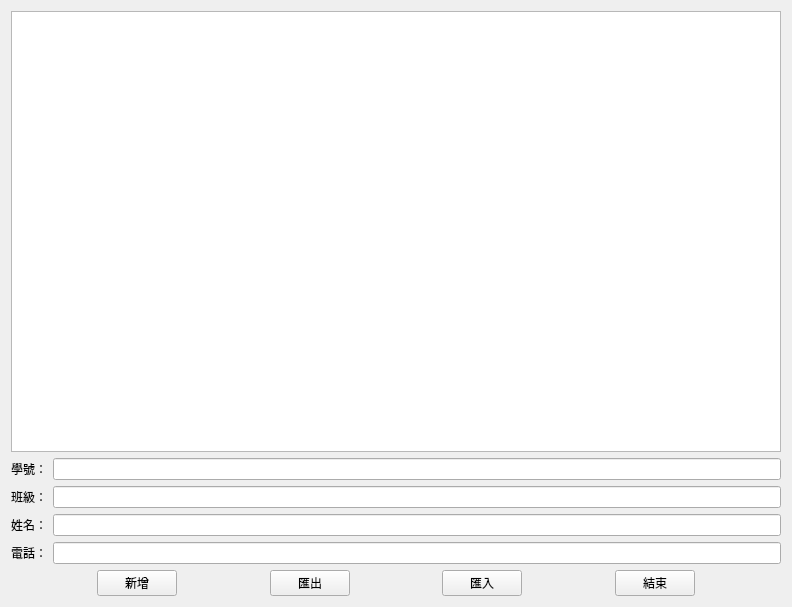
Above: mywidget.ui from kim645631/ContactBook before the change. Below: the same form after it.
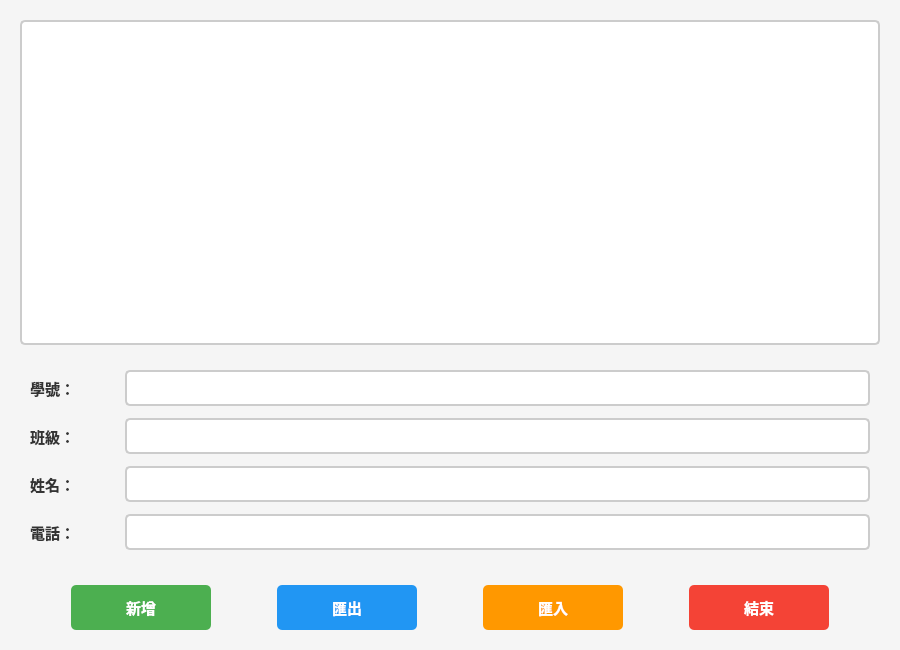
That is the form after the change.

Commit message: Improve UI design with modern styling and better layout

```diff
--- a/mywidget.ui
+++ b/mywidget.ui
@@ -6,20 +6,156 @@
    <rect>
     <x>0</x>
     <y>0</y>
-    <width>792</width>
-    <height>607</height>
+    <width>900</width>
+    <height>650</height>
    </rect>
   </property>
+  <property name="minimumSize">
+   <size>
+    <width>800</width>
+    <height>600</height>
+   </size>
+  </property>
   <property name="windowTitle">
-   <string>MyWidget</string>
+   <string>通訊錄管理系統</string>
+  </property>
+  <property name="styleSheet">
+   <string notr="true">QWidget {
+    background-color: #f5f5f5;
+    font-family: "Microsoft JhengHei", "微軟正黑體", Arial, sans-serif;
+    font-size: 11pt;
+}
+
+QLabel {
+    color: #333333;
+    font-weight: bold;
+}
+
+QLineEdit {
+    background-color: white;
+    border: 2px solid #cccccc;
+    border-radius: 5px;
+    padding: 6px;
+    font-size: 11pt;
+}
+
+QLineEdit:focus {
+    border: 2px solid #4CAF50;
+}
+
+QPushButton {
+    background-color: #4CAF50;
+    color: white;
+    border: none;
+    border-radius: 5px;
+    padding: 10px 20px;
+    font-size: 11pt;
+    font-weight: bold;
+    min-width: 100px;
+}
+
+QPushButton:hover {
+    background-color: #45a049;
+}
+
+QPushButton:pressed {
+    background-color: #3d8b40;
+}
+
+QPushButton#pushButton {
+    background-color: #2196F3;
+}
+
+QPushButton#pushButton:hover {
+    background-color: #0b7dda;
+}
+
+QPushButton#pushButton_3 {
+    background-color: #FF9800;
+}
+
+QPushButton#pushButton_3:hover {
+    background-color: #e68900;
+}
+
+QPushButton#pushButton_4 {
+    background-color: #f44336;
+}
+
+QPushButton#pushButton_4:hover {
+    background-color: #da190b;
+}
+
+QTableWidget {
+    background-color: white;
+    border: 2px solid #cccccc;
+    border-radius: 5px;
+    gridline-color: #e0e0e0;
+    selection-background-color: #4CAF50;
+    selection-color: white;
+}
+
+QTableWidget::item {
+    padding: 5px;
+}
+
+QTableWidget QHeaderView::section {
+    background-color: #4CAF50;
+    color: white;
+    padding: 8px;
+    border: none;
+    font-weight: bold;
+}</string>
   </property>
   <layout class="QGridLayout" name="gridLayout_2">
+   <property name="leftMargin">
+    <number>20</number>
+   </property>
+   <property name="topMargin">
+    <number>20</number>
+   </property>
+   <property name="rightMargin">
+    <number>20</number>
+   </property>
+   <property name="bottomMargin">
+    <number>20</number>
+   </property>
+   <property name="spacing">
+    <number>15</number>
+   </property>
    <item row="0" column="0">
     <layout class="QGridLayout" name="gridLayout">
+     <property name="spacing">
+      <number>15</number>
+     </property>
      <item row="2" column="0">
       <layout class="QFormLayout" name="formLayout">
+       <property name="horizontalSpacing">
+        <number>15</number>
+       </property>
+       <property name="verticalSpacing">
+        <number>12</number>
+       </property>
+       <property name="leftMargin">
+        <number>10</number>
+       </property>
+       <property name="topMargin">
+        <number>10</number>
+       </property>
+       <property name="rightMargin">
+        <number>10</number>
+       </property>
+       <property name="bottomMargin">
+        <number>10</number>
+       </property>
        <item row="0" column="0">
         <widget class="QLabel" name="label_4">
+         <property name="minimumSize">
+          <size>
+           <width>80</width>
+           <height>0</height>
+          </size>
+         </property>
          <property name="text">
           <string>學號：</string>
          </property>
@@ -27,46 +163,114 @@
        </item>
        <item row="1" column="0">
         <widget class="QLabel" name="label">
+         <property name="minimumSize">
+          <size>
+           <width>80</width>
+           <height>0</height>
+          </size>
+         </property>
          <property name="text">
           <string>班級：</string>
          </property>
         </widget>
        </item>
        <item row="1" column="1">
-        <widget class="QLineEdit" name="lineEdit_3"/>
+        <widget class="QLineEdit" name="lineEdit_3">
+         <property name="minimumSize">
+          <size>
+           <width>200</width>
+           <height>35</height>
+          </size>
+         </property>
+        </widget>
        </item>
        <item row="2" column="0">
         <widget class="QLabel" name="label_2">
+         <property name="minimumSize">
+          <size>
+           <width>80</width>
+           <height>0</height>
+          </size>
+         </property>
          <property name="text">
           <string>姓名：</string>
          </property>
         </widget>
        </item>
        <item row="2" column="1">
-        <widget class="QLineEdit" name="lineEdit_4"/>
+        <widget class="QLineEdit" name="lineEdit_4">
+         <property name="minimumSize">
+          <size>
+           <width>200</width>
+           <height>35</height>
+          </size>
+         </property>
+        </widget>
        </item>
        <item row="3" column="0">
         <widget class="QLabel" name="label_3">
+         <property name="minimumSize">
+          <size>
+           <width>80</width>
+           <height>0</height>
+          </size>
+         </property>
          <property name="text">
           <string>電話：</string>
          </property>
         </widget>
        </item>
        <item row="3" column="1">
-        <widget class="QLineEdit" name="lineEdit"/>
+        <widget class="QLineEdit" name="lineEdit">
+         <property name="minimumSize">
+          <size>
+           <width>200</width>
+           <height>35</height>
+          </size>
+         </property>
+        </widget>
        </item>
        <item row="0" column="1">
-        <widget class="QLineEdit" name="lineEdit_2"/>
+        <widget class="QLineEdit" name="lineEdit_2">
+         <property name="minimumSize">
+          <size>
+           <width>200</width>
+           <height>35</height>
+          </size>
+         </property>
+        </widget>
        </item>
       </layout>
      </item>
      <item row="0" column="0">
-      <widget class="QTableWidget" name="tableWidget"/>
+      <widget class="QTableWidget" name="tableWidget">
+       <property name="minimumSize">
+        <size>
+         <width>0</width>
+         <height>300</height>
+        </size>
+       </property>
+       <property name="alternatingRowColors">
+        <bool>true</bool>
+       </property>
+       <property name="selectionMode">
+        <enum>QAbstractItemView::SingleSelection</enum>
+       </property>
+       <property name="selectionBehavior">
+        <enum>QAbstractItemView::SelectRows</enum>
+       </property>
+      </widget>
      </item>
     </layout>
    </item>
    <item row="1" column="0">
     <layout class="QHBoxLayout" name="horizontalLayout">
+     <property name="spacing">
+      <number>15</number>
+     </property>
+     <property name="topMargin">
+      <number>10</number>
+     </property>
      <item>
       <spacer name="horizontalSpacer">
        <property name="orientation">
@@ -82,6 +286,15 @@
      </item>
      <item>
       <widget class="QPushButton" name="pushButton_2">
+       <property name="minimumSize">
+        <size>
+         <width>120</width>
+         <height>45</height>
+        </size>
+       </property>
+       <property name="cursor">
+        <cursorShape>PointingHandCursor</cursorShape>
+       </property>
        <property name="text">
         <string>新增</string>
        </property>
@@ -102,6 +315,15 @@
      </item>
      <item>
       <widget class="QPushButton" name="pushButton">
+       <property name="minimumSize">
+        <size>
+         <width>120</width>
+         <height>45</height>
+        </size>
+       </property>
+       <property name="cursor">
+        <cursorShape>PointingHandCursor</cursorShape>
+       </property>
        <property name="text">
         <string>匯出</string>
        </property>
@@ -122,6 +344,15 @@
      </item>
      <item>
       <widget class="QPushButton" name="pushButton_3">
+       <property name="minimumSize">
+        <size>
+         <width>120</width>
+         <height>45</height>
+        </size>
+       </property>
+       <property name="cursor">
+        <cursorShape>PointingHandCursor</cursorShape>
+       </property>
        <property name="text">
         <string>匯入</string>
        </property>
@@ -142,6 +373,15 @@
      </item>
      <item>
       <widget class="QPushButton" name="pushButton_4">
+       <property name="minimumSize">
+        <size>
+         <width>120</width>
+         <height>45</height>
+        </size>
+       </property>
+       <property name="cursor">
+        <cursorShape>PointingHandCursor</cursorShape>
+       </property>
        <property name="text">
         <string>結束</string>
        </property>
```
The commit also changes 1 other file.
